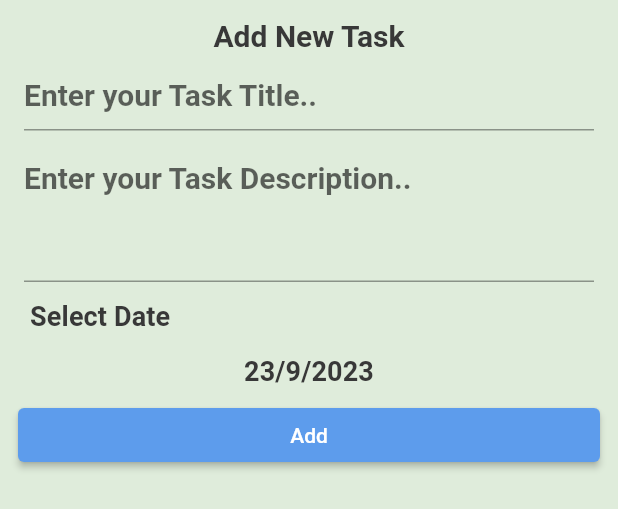
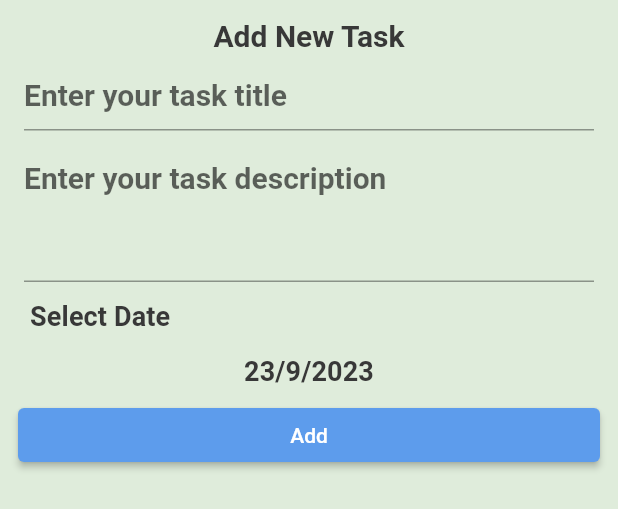
Before and after one commit to sohailadaoud/todo_app, a Flutter app: the AddTaskBottomSheet widget shown alone on an empty page, opened directly, on a phone screen of 412 x 824 dp. Shown: the top 509 px of the screen. Run offline on Flutter 3.47's test engine with Material 2 defaults, Android fonts, the phone set to English and light mode, and no system bars; our stand-ins replace calendar_timeline, flutter_slidable; generated files the repository leaves out were written again.

Commit message:
added all the localizations details

```diff
--- a/lib/Home/task_list/add_task_bottom_sheet.dart
+++ b/lib/Home/task_list/add_task_bottom_sheet.dart
@@ -36,8 +36,9 @@ class _AddTaskBottomSheetState extends State<AddTaskBottomSheet> {
                         }
                         return null;
                       },
-                      decoration:
-                          InputDecoration(hintText: 'Enter your Task Title..'),
+                      decoration: InputDecoration(
+                          hintText: AppLocalizations.of(context)!
+                              .enter_your_tasktitle),
                     ),
                   ),
                   Padding(
@@ -50,7 +51,8 @@ class _AddTaskBottomSheetState extends State<AddTaskBottomSheet> {
                         return null;
                       },
                       decoration: InputDecoration(
-                        hintText: 'Enter your Task Description..',
+                        hintText:
+                            AppLocalizations.of(context)!.enter_your_taskdesc,
                       ),
                       maxLines: 3,
                     ),
@@ -77,7 +79,7 @@ class _AddTaskBottomSheetState extends State<AddTaskBottomSheet> {
                       onPressed: () {
                         addTask();
                       },
-                      child: Text('Add'))
+                      child: Text(AppLocalizations.of(context)!.add_key))
                 ],
               ))
         ],
--- a/lib/Home/task_list/edit_task_tab.dart
+++ b/lib/Home/task_list/edit_task_tab.dart
@@ -47,7 +47,7 @@ class _EditTaskTabState extends State<EditTaskTab> {
                 padding: const EdgeInsets.all(4.0),
                 child: TextFormField(
                   decoration: InputDecoration(
-                      hintText: 'This is title..',
+                      hintText: AppLocalizations.of(context)!.title,
                       hintStyle: TextStyle(color: MyTheme.greyColor)),
                 ),
               ),
@@ -55,7 +55,7 @@ class _EditTaskTabState extends State<EditTaskTab> {
                 padding: const EdgeInsets.all(4.0),
                 child: TextFormField(
                   decoration: InputDecoration(
-                      hintText: 'Task Details..',
+                      hintText: AppLocalizations.of(context)!.task_details,
                       hintStyle: TextStyle(color: MyTheme.greyColor)),
                   maxLines: 5,
                 ),
```
Also changed, not shown: lib/l10n/app_ar.arb (+8 -1 lines), lib/l10n/app_en.arb (+6 -1 lines).
